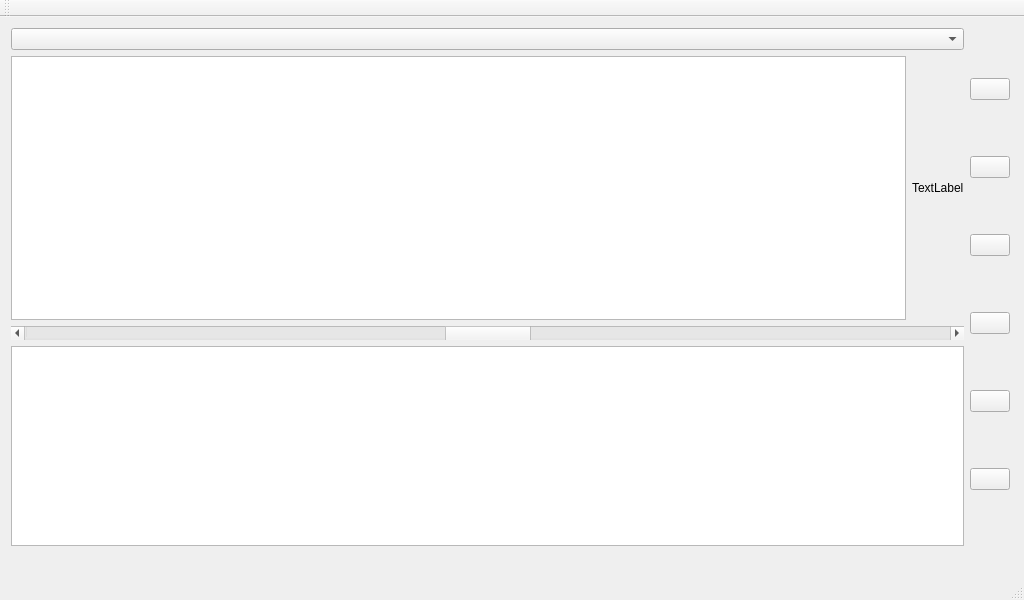
Before: the Qt Designer form mainwindow.ui in EBXFS15/PrototypeBasedOnMpg321, drawn with Qt 5.
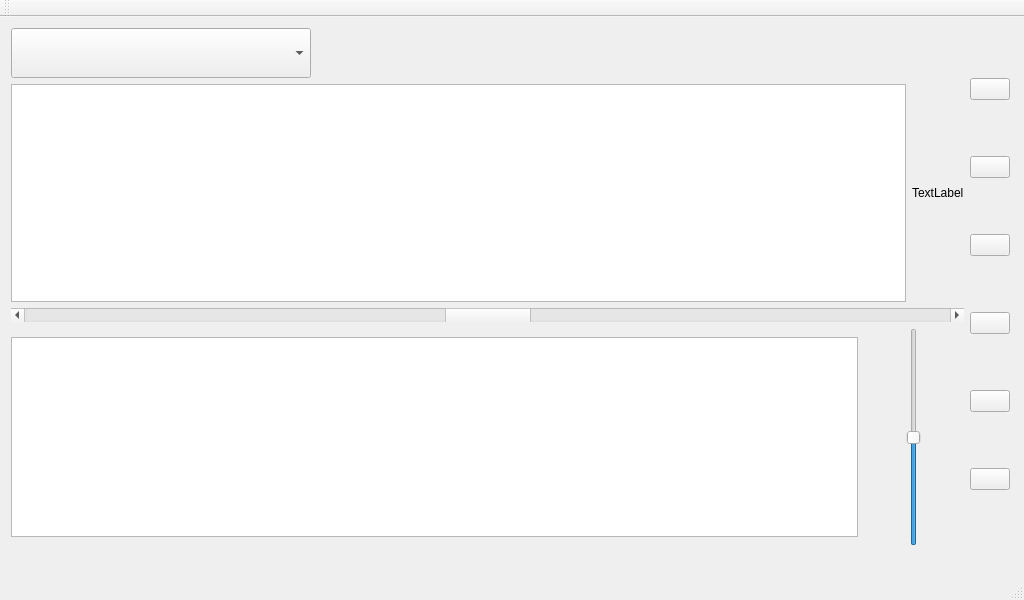
After: the same form once the commit is applied. Icons and pictures are not drawn.

Commit message: ADDED: added volume slider and corresponding resources

Diff of the .ui file:
```diff
--- a/mainwindow.ui
+++ b/mainwindow.ui
@@ -41,7 +41,25 @@
              <item>
               <layout class="QVBoxLayout" name="verticalLayout_4">
                <item>
-                <widget class="QComboBox" name="PlayList"/>
+                <widget class="QComboBox" name="PlayList">
+                 <property name="minimumSize">
+                  <size>
+                   <width>0</width>
+                   <height>50</height>
+                  </size>
+                 </property>
+                 <property name="maximumSize">
+                  <size>
+                   <width>300</width>
+                   <height>16777215</height>
+                  </size>
+                 </property>
+                 <property name="font">
+                  <font>
+                   <pointsize>14</pointsize>
+                  </font>
+                 </property>
+                </widget>
                </item>
                <item>
                 <layout class="QHBoxLayout" name="horizontalLayout">
@@ -71,14 +89,51 @@
                 </widget>
                </item>
                <item>
-                <widget class="QTextEdit" name="textEdit">
-                 <property name="maximumSize">
-                  <size>
-                   <width>16777215</width>
-                   <height>200</height>
-                  </size>
-                 </property>
-                </widget>
+                <layout class="QHBoxLayout" name="horizontalLayout_2">
+                 <item>
+                  <widget class="QTextEdit" name="textEdit">
+                   <property name="maximumSize">
+                    <size>
+                     <width>1000</width>
+                     <height>200</height>
+                    </size>
+                   </property>
+                  </widget>
+                 </item>
+                 <item>
+                  <widget class="QSlider" name="volumeSlider">
+                   <property name="minimumSize">
+                    <size>
+                     <width>100</width>
+                     <height>0</height>
+                    </size>
+                   </property>
+                   <property name="mouseTracking">
+                    <bool>false</bool>
+                   </property>
+                   <property name="styleSheet">
+                    <string notr="true">QSlider::groove:vertical 
+{
+	image: url(:/icons/Resources/icons/grey_sliderVertical.png);
+}
+QSlider::handle:vertical 
+{
+	image: url(:/icons/Resources/icons/grey_sliderLeft.png);
+}
+</string>
+                   </property>
+                   <property name="maximum">
+                    <number>200</number>
+                   </property>
+                   <property name="value">
+                    <number>100</number>
+                   </property>
+                   <property name="orientation">
+                    <enum>Qt::Vertical</enum>
+                   </property>
+                  </widget>
+                 </item>
+                </layout>
                </item>
               </layout>
              </item>
```
Left out of the diff: 2 changed lines with no effect on the pictures. The commit also changes 7 other files.
